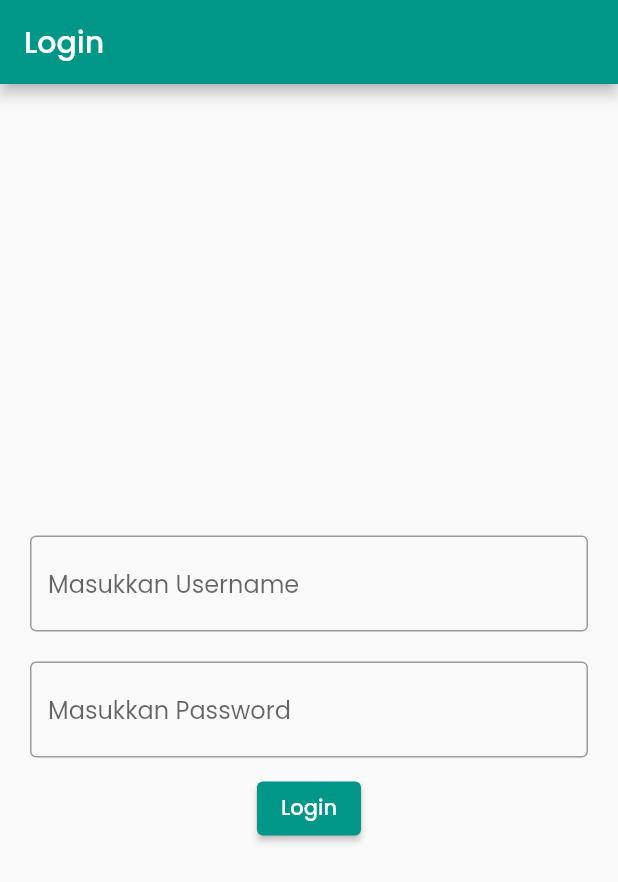
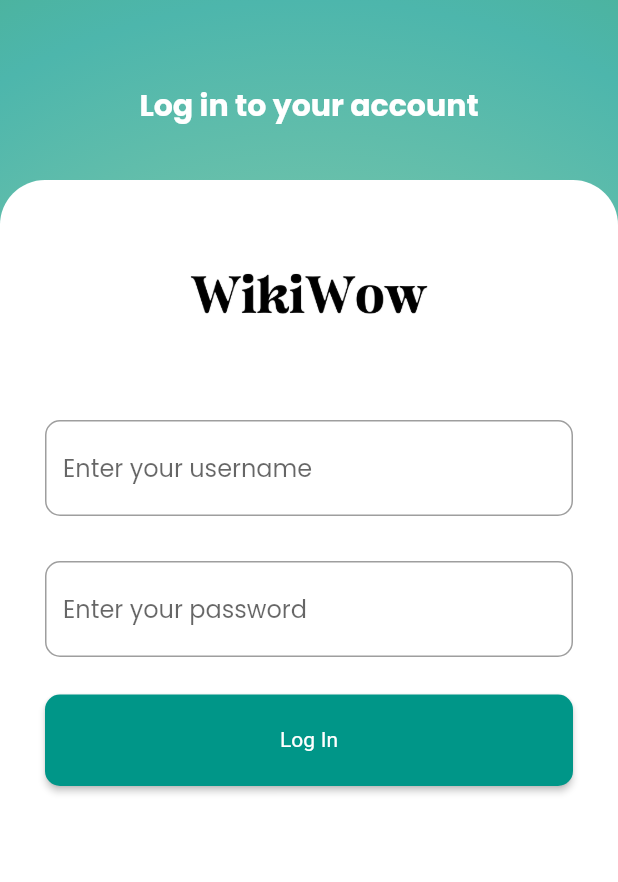
Before and after one commit to nursinaahm/Wikiwow, a Flutter app: the screen it shows after launch, on a phone screen of 412 x 824 dp. Shown: the top 882 px of the screen. Run offline on Flutter 3.47's test engine with Material 2 defaults, Android fonts, the phone set to English and light mode, and no system bars; our stand-ins replace google_fonts, shared_preferences.

Commit message:
percantik tampilan login

```diff
--- a/lib/info_ft.dart
+++ b/lib/info_ft.dart
@@ -17,7 +17,7 @@ class InfoFT extends StatefulWidget {
 
 class _InfoFTState extends State<InfoFT> {
   List<Map<String, String>> dataFT = [];
-  String url = 'http://localhost/pemmob/wikiwow/teknik.php';
+  String url = 'http://localhost/api-flutter/teknik.php';
 
   @override
   void initState() {
--- a/lib/login_page.dart
+++ b/lib/login_page.dart
@@ -21,7 +21,9 @@ class _LoginPageState extends State<LoginPage> {
         controller: namacontroller,
         decoration: InputDecoration(
           hintText: hint,
-          border: OutlineInputBorder(),
+          border: OutlineInputBorder(
+            borderRadius: BorderRadius.circular(10.0),
+          ),
         ),
       ),
     );
@@ -41,20 +43,78 @@ class _LoginPageState extends State<LoginPage> {
   @override
   Widget build(BuildContext context) {
     return Scaffold(
-      appBar: AppBar(
-        title: const Text('Login'),
+      body: Container(
+        decoration: BoxDecoration(
+          gradient: RadialGradient(
+            center: Alignment.center,
+            radius: 2.0,
+            colors: [
+              Colors.green.shade200,
+              Colors.teal.shade300,
+              Colors.green.shade600,
+            ],
+            stops: [0.0, 0.5, 1.0],
           ),
-      body: Container(
-        padding: const EdgeInsets.all(20),
+        ),
         child: Column(
-          mainAxisAlignment: MainAxisAlignment.center,
+          mainAxisSize: MainAxisSize.min,
+          crossAxisAlignment: CrossAxisAlignment.start,
           children: [
-            const SizedBox(height: 30),
-            _buatInput(_usernameController, 'Masukkan Username'),
-            _buatInput(_passwordController, 'Masukkan Password'),
+            const SizedBox(height: 40.0),
+            Align(
+              alignment: Alignment.center,
+              child: Container(
+                padding: const EdgeInsets.symmetric(
+                  horizontal: 16.0,
+                  vertical: 15.0,
+                ),
+                child: Text(
+                  "Log in to your account",
+                  style: TextStyle(
+                    fontWeight: FontWeight.bold,
+                    fontSize: 20,
+                    color: Colors.white,
+                  ),
+                ),
+              ),
+            ),
+            const SizedBox(height: 20.0),
+            Expanded(
+              child: Container(
+                width: double.infinity,
+                constraints: const BoxConstraints(
+                  minHeight: 50.0, // Ubah nilai ini sesuai preferensi Anda
+                ),
+                decoration: BoxDecoration(
+                  borderRadius: const BorderRadius.only(
+                    topLeft: Radius.circular(30.0),
+                    topRight: Radius.circular(30.0),
+                  ),
+                  color: Colors.white,
+                ),
+                padding: const EdgeInsets.all(30.0),
+                child: Column(
+                  crossAxisAlignment: CrossAxisAlignment.stretch,
+                  children: [
+                    Image.asset(
+                      'lib/assets/images/WikiWow.png',
+                      height: 100, // Sesuaikan dengan tinggi yang diinginkan
+                    ),
+                    const SizedBox(height: 20.0),
+                    _buatInput(_usernameController, 'Enter your username'),
+                    const SizedBox(height: 10.0),
+                    _buatInput(_passwordController, 'Enter your password'),
+                    const SizedBox(height: 15.0),
                     ElevatedButton(
-              child: const Text(
-                'Login',
+                      style: ElevatedButton.styleFrom(
+                        primary: Colors.teal,
+                        textStyle: const TextStyle(color: Colors.white),
+                        shape: RoundedRectangleBorder(
+                          borderRadius: BorderRadius.circular(10.0),
+                        ),
+                        padding: const EdgeInsets.symmetric(
+                          vertical: 20.0,
+                        ),
                       ),
                       onPressed: () {
                         if (_usernameController.text == 'admin' &&
@@ -65,7 +125,8 @@ class _LoginPageState extends State<LoginPage> {
                           showDialog(
                             context: context,
                             builder: (context) {
-                      var namauser2 = namauser ?? _usernameController.text;
+                              var namauser2 =
+                                  namauser ?? _usernameController.text;
                               return AlertDialog(
                                 title: const Text('Anda Berhasil Login'),
                                 content: Text(namauser2),
@@ -76,7 +137,8 @@ class _LoginPageState extends State<LoginPage> {
                                       Navigator.push(
                                         context,
                                         MaterialPageRoute(
-                                  builder: (context) => const HomePage(),
+                                          builder: (context) =>
+                                              const HomePage(),
                                         ),
                                       );
                                     },
@@ -91,7 +153,8 @@ class _LoginPageState extends State<LoginPage> {
                             builder: (context) {
                               return AlertDialog(
                                 title: const Text('Login Gagal'),
-                        content: const Text('Username dan Password Salah'),
+                                content:
+                                    const Text('Username dan Password Salah'),
                                 actions: [
                                   TextButton(
                                     child: const Text('OK'),
@@ -105,7 +168,12 @@ class _LoginPageState extends State<LoginPage> {
                           );
                         }
                       },
+                      child: const Text('Log In'),
                     ),
+                  ],
+                ),
+              ),
+            )
           ],
         ),
       ),
--- a/pubspec.yaml
+++ b/pubspec.yaml
@@ -62,6 +62,7 @@ flutter:
   # To add assets to your application, add an assets section, like this:
   assets:
     - lib/assets/images/5.jpg
+    - lib/assets/images/WikiWow.png
 
 
   # An image asset can refer to one or more resolution-specific "variants", see
```
Also changed, not shown: lib/ormawa_ft.dart (added, +92 -0 lines), lib/side_menu.dart (+18 -0 lines), lib/splash.dart (+13 -18 lines), lib/assets/images/WikiWow.png (added). Lines whose indentation alone changed are shown as unchanged.
